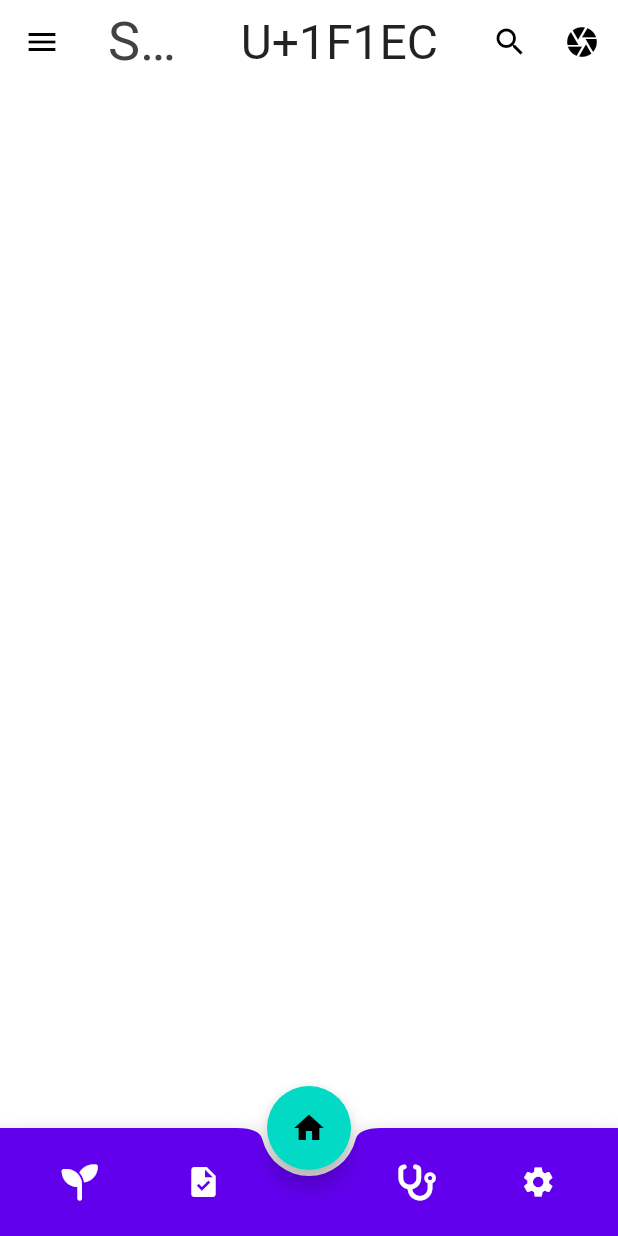
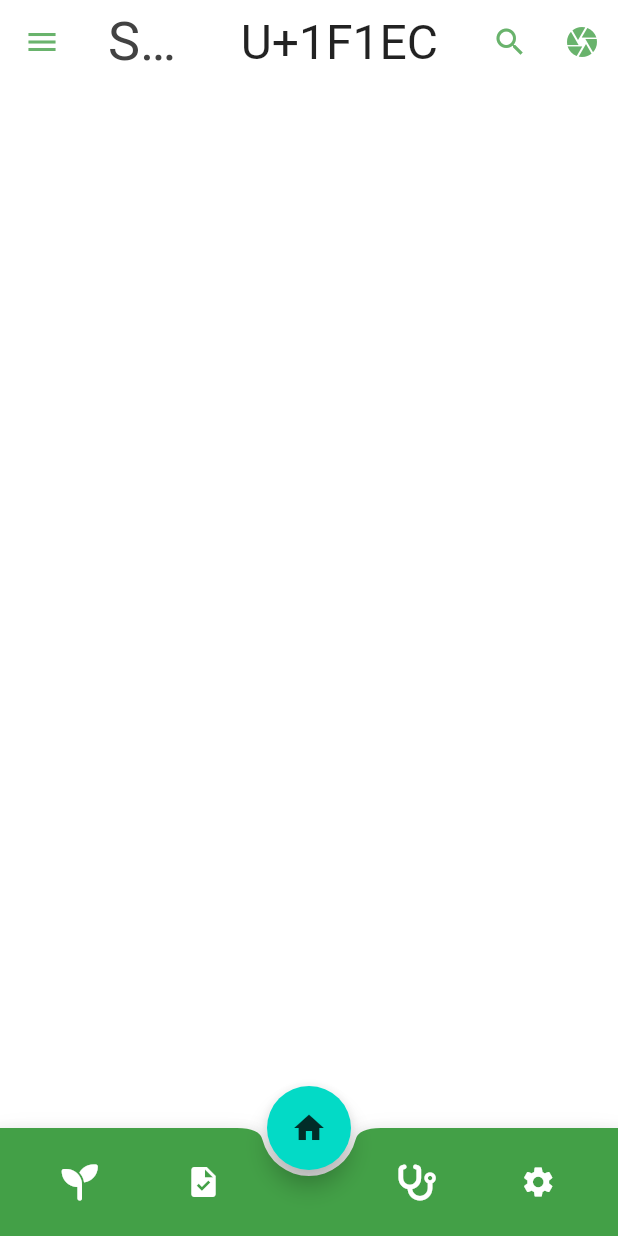
Before and after one commit to LucaR01/SmartGardeningApp, a Flutter app: the screen it shows after launch, on a phone screen of 412 x 824 dp. Run offline on Flutter 3.47's test engine with Material 2 defaults, Android fonts, the phone set to English and light mode, and no system bars; our stand-ins replace font_awesome_flutter, image_picker; missing offline and left inert: dart:ffi, tflite; generated files the repository leaves out were written again.

Commit message:
Update themes

```diff
--- a/smart_gardening_app/lib/provider/theme_provider.dart
+++ b/smart_gardening_app/lib/provider/theme_provider.dart
@@ -1,7 +1,7 @@
 import 'package:flutter/material.dart';
 
 class ThemeProvider extends ChangeNotifier {
-  ThemeMode themeMode = ThemeMode.light;
+  ThemeMode themeMode = ThemeMode.system;
 
   bool get isDarkMode => themeMode == ThemeMode.dark;
 
--- a/smart_gardening_app/lib/themes/themes.dart
+++ b/smart_gardening_app/lib/themes/themes.dart
@@ -2,37 +2,22 @@ import 'package:flutter/material.dart';
 
 //TODO: update values
 //TODO: usare color_constants
-
-/*class ThemeProvider extends ChangeNotifier {
-  ThemeMode themeMode = ThemeMode.light;
-
-  bool get isDarkMode => themeMode == ThemeMode.dark;
-
-  void toggleTheme(bool isOn) {
-    themeMode = isOn ? ThemeMode.dark : ThemeMode.light;
-    notifyListeners();
-  }
-}*/
 
 class Themes {
   static final ThemeData lightTheme = ThemeData(
     scaffoldBackgroundColor: Colors.white,
     colorScheme: ColorScheme.light(),
     brightness: Brightness.light,
-    primarySwatch: Colors.orange,
-    primaryColor: Colors.orange[500],
-    /*primaryColorBrightness: Brightness.light,
-    accentColor: Colors.purple[500],
-    accentColorBrightness: Brightness.light*/
+    primarySwatch: Colors.green,
+    primaryColor: Colors.green[500],
+    iconTheme: IconThemeData(color: Colors.green[600], opacity: 0.8),
   );
 
   static final ThemeData darkTheme = ThemeData(
     scaffoldBackgroundColor: Colors.grey[850], //TODO: grey.shade900
     colorScheme: ColorScheme.dark(),
     brightness: Brightness.dark,
-    primaryColor: Colors.red,
-    /*primaryColorBrightness: Brightness.dark,
-    accentColor: Colors.blue[500],
-    accentColorBrightness: Brightness.dark,*/
+    primaryColor: Colors.grey[700],
+    iconTheme: IconThemeData(color: Colors.green[900], opacity: 0.8),
   );
 }
--- a/smart_gardening_app/lib/widgets/app_bar/app_bar.dart
+++ b/smart_gardening_app/lib/widgets/app_bar/app_bar.dart
@@ -19,6 +19,7 @@ class AppBarWidget extends StatelessWidget implements PreferredSizeWidget {
   @override
   Widget build(BuildContext context) {
     return AppBar(
+      iconTheme: Theme.of(context).iconTheme, //TODO: remove?
       backgroundColor: Colors.transparent,
       elevation: 0.0,
       title: Text(title), //TODO: spostare il titolo
@@ -26,9 +27,9 @@ class AppBarWidget extends StatelessWidget implements PreferredSizeWidget {
         color: Colors.grey[800], //TODO: black?
         fontSize: 36, //TODO: più piccolo?
       ),
-      iconTheme: const IconThemeData(
+      /*iconTheme: const IconThemeData( //TODO: remove?
         color: Colors.black,
-      ),
+      ),*/
       actions: [
         LanguagePickerWidget(),
         SizedBox(width: 12), //TODO: remove?
--- a/smart_gardening_app/lib/widgets/bottom_navigation_bar/bottom_navigation_bar.dart
+++ b/smart_gardening_app/lib/widgets/bottom_navigation_bar/bottom_navigation_bar.dart
@@ -14,10 +14,10 @@ class BottomNavigationBarWidget extends StatelessWidget {
   Widget build(BuildContext context) {
     return BottomAppBar(
       shape: const CircularNotchedRectangle(),
-      color: Theme.of(context).colorScheme.primary, //TODO: usare color constants.
+      color: Theme.of(context).iconTheme.color, //TODO: usare color constants.
       child: IconTheme(
         data: IconThemeData(
-            color: Theme.of(context).colorScheme.onPrimary), //TODO: usare color constants
+            color: Theme.of(context).backgroundColor), //TODO: usare color constants colorScheme.onPrimary
         child: Padding(
           padding: const EdgeInsets.all(12.0),
           child: Row(
```
